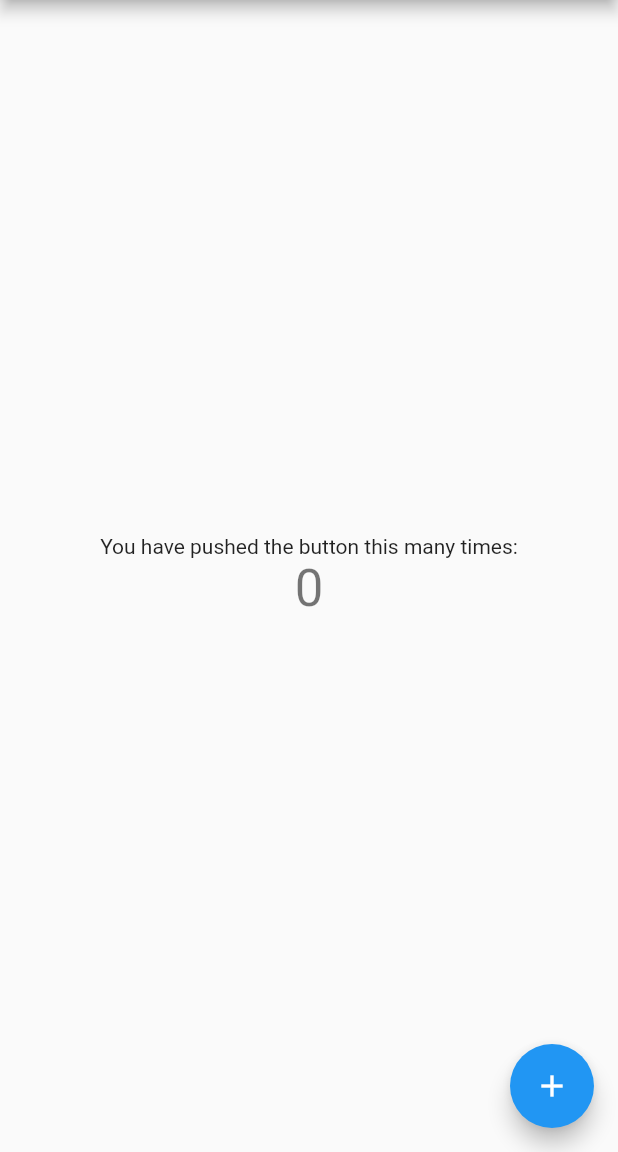
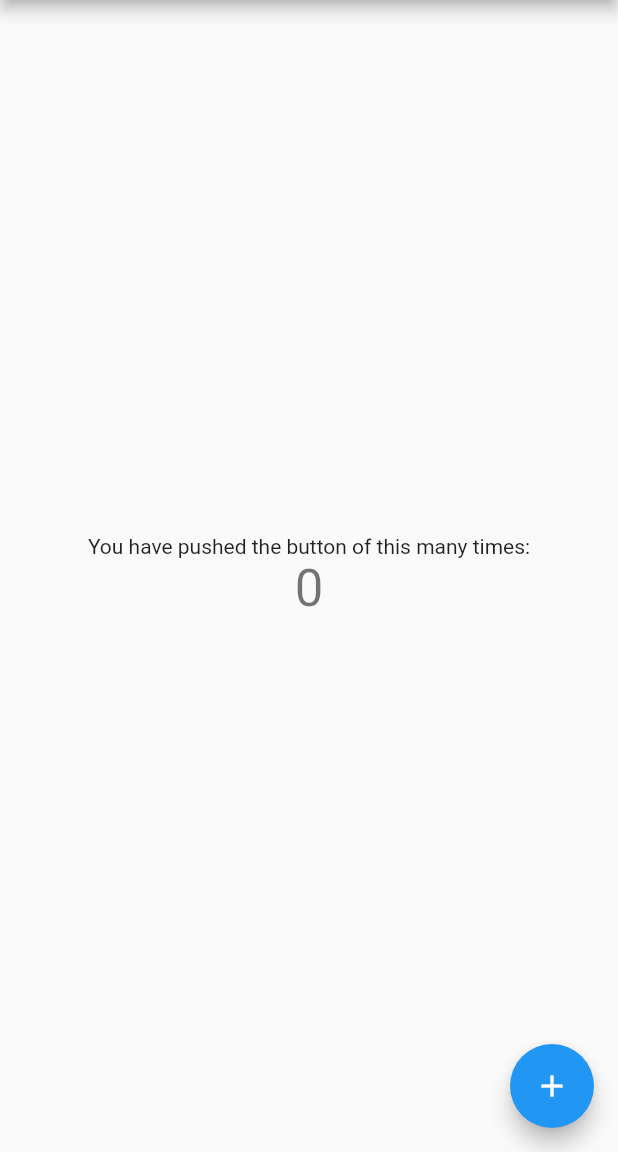
Before and after one commit to sanjaymadari/calculator, a Flutter app: the screen it shows after launch, on a phone screen of 412 x 824 dp, the part 84-1236 px from its top. Run offline on Flutter 3.47's test engine with Material 2 defaults, Android fonts, the phone set to English and light mode, and no system bars.

```diff
--- a/lib/main.dart
+++ b/lib/main.dart
@@ -96,7 +96,7 @@ class _MyHomePageState extends State<MyHomePage> {
           mainAxisAlignment: MainAxisAlignment.center,
           children: <Widget>[
             const Text(
-              'You have pushed the button this many times:',
+              'You have pushed the button of this many times:',
             ),
             Text(
               '$_counter',
```
